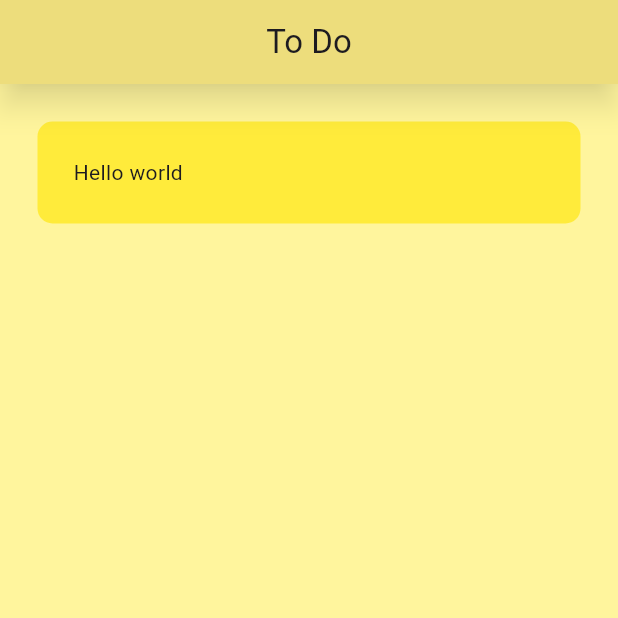
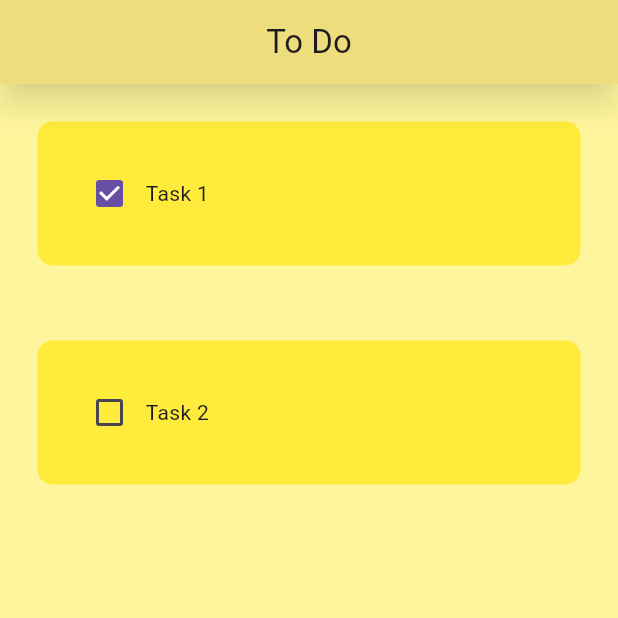
Before and after one commit to qguillaume/todolist, a Flutter app: the screen it shows after launch, on a phone screen of 412 x 824 dp, the top half of it. Run offline on Flutter 3.47's test engine with Material 3 defaults, Android fonts, the phone set to English and light mode, and no system bars.

Commit message:
add checkbox and name and onchanged for tiles, onchanged in progress

```diff
--- a/lib/pages/home_page.dart
+++ b/lib/pages/home_page.dart
@@ -22,7 +22,12 @@ class _HomePageState extends State<HomePage> {
       ),
       body: ListView(
         children: [
-          ToDoTile(),
+          ToDoTile(taskName: "Task 1", taskCompleted: true, onChanged: (p0) {
+
+          },),
+          ToDoTile(taskName: "Task 2", taskCompleted: false, onChanged: (p0) {
+
+          },),
         ],
       )
     );
--- a/lib/utils/todo_tile.dart
+++ b/lib/utils/todo_tile.dart
@@ -1,7 +1,16 @@
 import 'package:flutter/material.dart';
 
 class ToDoTile extends StatelessWidget {
-  const ToDoTile({super.key});
+  final String taskName;
+  final bool taskCompleted;
+  final Function(bool?)? onChanged;
+
+  ToDoTile({
+    super.key,
+    required this.taskName,
+    required this.taskCompleted,
+    required this.onChanged,
+  });
 
   @override
   Widget build(BuildContext context) {
@@ -9,7 +18,13 @@ class ToDoTile extends StatelessWidget {
       padding: EdgeInsets.all(25),
       child: Container(
         padding: EdgeInsets.all(24),
-        child: Text("Hello world"),
+        child: Row(children: [
+          Checkbox(value: taskCompleted, onChanged: onChanged),
+          Text(taskName),
+        ],
+        ),
+
+
         decoration: BoxDecoration(
           color: Colors.yellow,
           borderRadius: BorderRadius.circular(10)
```
